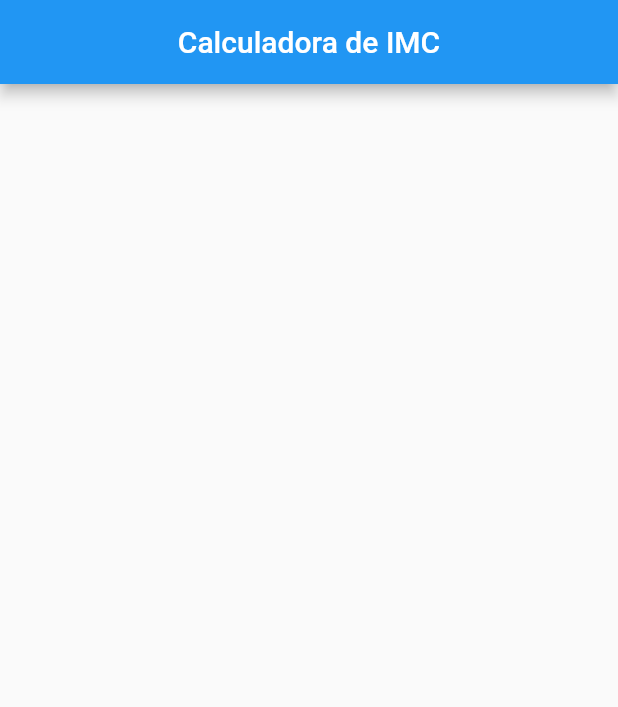
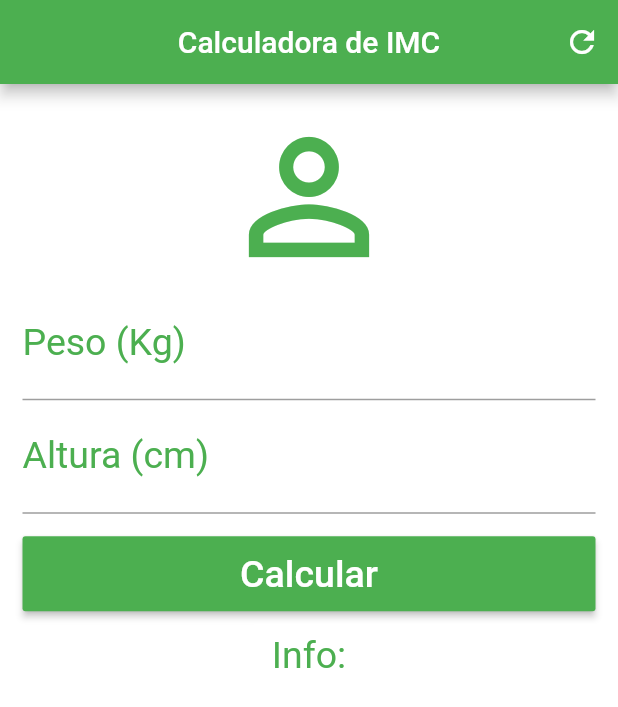
Before and after one commit to antarferreira/FlutterIMC, a Flutter app: the screen it shows after launch, on a phone screen of 412 x 824 dp. Shown: the top 707 px of the screen. Run offline on Flutter 3.47's test engine with Material 2 defaults, Android fonts, the phone set to English and light mode, and no system bars.

Commit message:
Front-end

```diff
--- a/lib/main.dart
+++ b/lib/main.dart
@@ -18,7 +18,72 @@ class _HomeState extends State<Home> {
       appBar: AppBar(
         title: Text("Calculadora de IMC"),
         centerTitle: true,
+        backgroundColor: Colors.green,
+        actions: <Widget>[
+          IconButton(
+            icon:Icon(Icons.refresh),
+          onPressed:(){} ,)
+        ],
       ),
+      backgroundColor: Colors.white,
+      body: SingleChildScrollView(
+        padding: EdgeInsets.fromLTRB(15.0, 15.0, 15.0, 0.0),
+        child:  Column(
+          crossAxisAlignment: CrossAxisAlignment.stretch,
+          children: <Widget>[
+            Icon(Icons.person_outline, size: 120.0, color: Colors.green,),
+
+
+            TextField(
+              keyboardType:TextInputType.number,
+              decoration: InputDecoration(
+                labelText: "Peso (Kg)",
+                labelStyle: TextStyle(color: Colors.green)
+              ),
+              textAlign: TextAlign.center,
+              style: TextStyle(color: Colors.green, fontSize: 25),
+              ),
+
+
+            TextField(
+              keyboardType:TextInputType.number,
+              decoration: InputDecoration(
+                labelText: "Altura (cm)",
+                labelStyle: TextStyle(color: Colors.green)
+              ),
+              textAlign: TextAlign.center,
+              style: TextStyle(color: Colors.green, fontSize: 25),
+            ),
+
+            Padding(
+              padding: EdgeInsets.only(top: 15.0, bottom: 15.0),
+              child:  Container(
+                height: 50.0,
+                child:  RaisedButton(
+                  onPressed: (){},
+                  child: Text("Calcular", style: TextStyle(fontSize: 25.0),),
+                  color: Colors.green,
+                  textColor: Colors.white,
+                ),
+              ),
+
+            ),
+
+
+
+            Text("Info:", textAlign: TextAlign.center, style: TextStyle(color: Colors.green, fontSize: 25.0),)
+
+
+
+
+
+          ],
+      ),
+        )
+
+
+
+
     );
   }
 }
```
